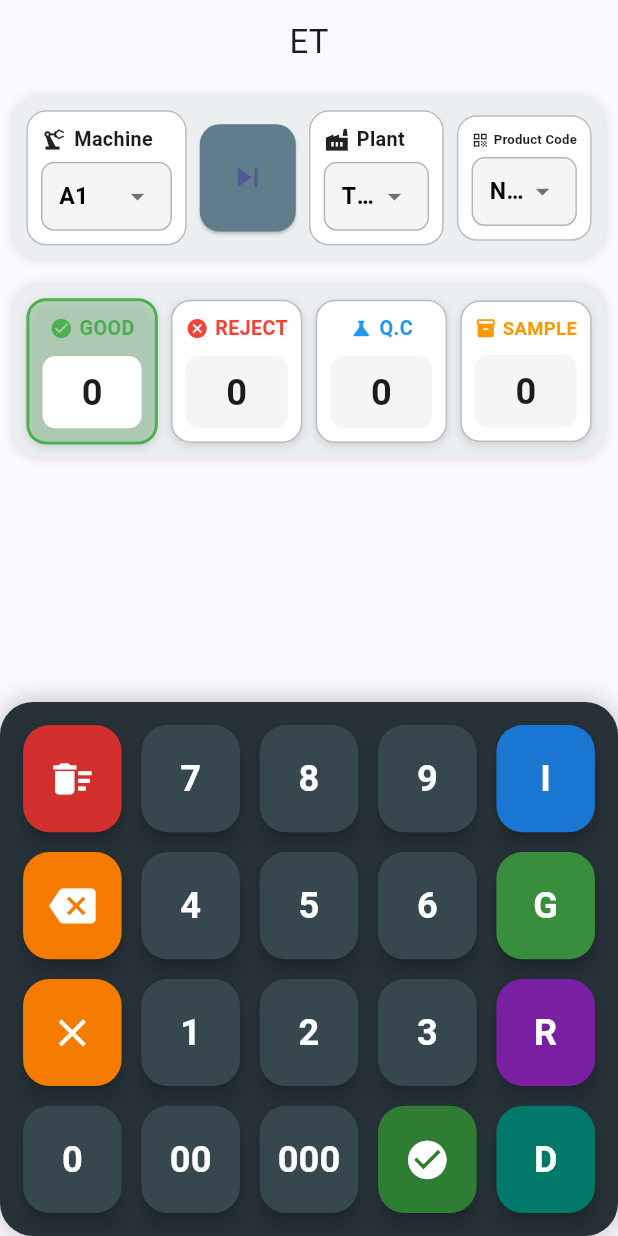
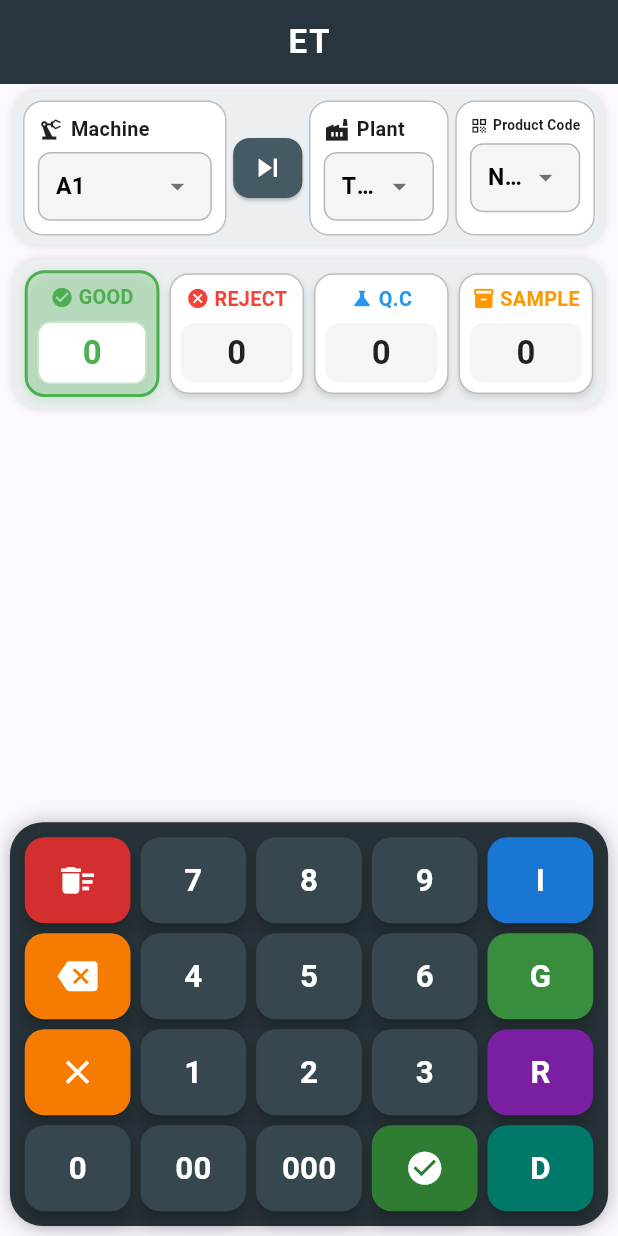
Before and after one commit to mdparvez44/Calculator, a Flutter app: the screen it shows after launch, on a phone screen of 412 x 824 dp. Run offline on Flutter 3.47's test engine with Material 3 defaults, Android fonts, the phone set to English and light mode, and no system bars; our stand-ins replace file_picker, share_plus, sqflite, sqflite_common_ffi; missing offline and left inert: excel; accounts and stored records are empty.

Commit message:
Fix UI responsiveness, layout scaling, and Android Gradle build

```diff
--- a/lib/database/database.dart
+++ b/lib/database/database.dart
@@ -67,7 +67,7 @@ tested INTEGER
       conflictAlgorithm: ConflictAlgorithm.replace,
     );
 
-    print("Inserted row: $id");
+    // debugPrint("Inserted row: $id");
 
     return id;
   }
--- a/lib/screens/home.dart
+++ b/lib/screens/home.dart
@@ -10,18 +10,31 @@ class HomeScreen extends StatelessWidget {
   @override
   Widget build(BuildContext context) {
     return Scaffold(
-      appBar: AppBar(title: const Text("ET"), centerTitle: true),
+      appBar: AppBar(
+        title: const Text(
+          "ET",
+          style: TextStyle(fontWeight: FontWeight.bold, letterSpacing: 1.2),
+        ),
+        centerTitle: true,
+        backgroundColor: Colors.blueGrey.shade900,
+        foregroundColor: Colors.white,
+        elevation: 2,
+      ),
+      body: SafeArea(
+        child: LayoutBuilder(
+          builder: (context, constraints) {
+            double calculatedRowHeight = (constraints.maxHeight * 0.095).clamp(46.0, 64.0);
 
-      body: Column(
-        children: [
-          const Dropdowns(),
-
-          const Display(),
-
-          const Spacer(),
-
-          const Keypad(),
-        ],
+            return Column(
+              children: [
+                const Dropdowns(),
+                const Display(),
+                const Spacer(),
+                Keypad(rowHeight: calculatedRowHeight),
+              ],
+            );
+          },
+        ),
       ),
     );
   }
--- a/lib/widgets/display.dart
+++ b/lib/widgets/display.dart
@@ -13,40 +13,43 @@ class Display extends StatelessWidget {
     bool active,
     IconData icon,
     Color color,
+    VoidCallback onTap,
   ) {
-    // Responsive scaling factor based on screen width
     double screenWidth = MediaQuery.of(context).size.width;
-    double scale = screenWidth / 375; // 375 is a standard mobile base width
+    double scale = (screenWidth / 375).clamp(0.8, 1.25);
 
     return Expanded(
+      child: GestureDetector(
+        onTap: onTap,
         child: AnimatedContainer(
           duration: const Duration(milliseconds: 200),
-        margin: EdgeInsets.all(4 * scale),
-        padding: EdgeInsets.all(8 * scale),
+          margin: EdgeInsets.all(3 * scale),
+          padding: EdgeInsets.all(6 * scale),
           decoration: BoxDecoration(
-          color: active ? color.withOpacity(0.25) : Colors.white,
+            color: active ? color.withValues(alpha: 0.18) : Colors.white,
             borderRadius: BorderRadius.circular(12 * scale),
             border: Border.all(
               color: active ? color : Colors.black26,
               width: active ? 2 : 1,
             ),
-          boxShadow: const [
+            boxShadow: [
               BoxShadow(
-              blurRadius: 4,
-              color: Colors.black12,
-              offset: Offset(0, 2),
+                blurRadius: active ? 6 : 3,
+                color: active ? color.withValues(alpha: 0.2) : Colors.black12,
+                offset: const Offset(0, 2),
               ),
             ],
           ),
           child: Column(
+            mainAxisSize: MainAxisSize.min,
             children: [
               FittedBox(
-              // Ensures text doesn't overflow
+                fit: BoxFit.scaleDown,
                 child: Row(
                   mainAxisAlignment: MainAxisAlignment.center,
                   children: [
                     Icon(icon, size: 14 * scale, color: color),
-                  SizedBox(width: 4 * scale),
+                    SizedBox(width: 3 * scale),
                     Text(
                       title,
                       style: TextStyle(
@@ -58,13 +61,14 @@ class Display extends StatelessWidget {
                   ],
                 ),
               ),
-            SizedBox(height: 8 * scale),
+              SizedBox(height: 6 * scale),
               Container(
                 width: double.infinity,
-              padding: EdgeInsets.symmetric(vertical: 6 * scale),
+                padding: EdgeInsets.symmetric(vertical: 4 * scale, horizontal: 2 * scale),
                 decoration: BoxDecoration(
                   color: active ? Colors.white : const Color(0xfff5f5f5),
                   borderRadius: BorderRadius.circular(8 * scale),
+                  border: active ? Border.all(color: color.withValues(alpha: 0.3)) : null,
                 ),
                 child: FittedBox(
                   fit: BoxFit.scaleDown,
@@ -72,13 +76,15 @@ class Display extends StatelessWidget {
                     value.isEmpty ? "0" : value,
                     textAlign: TextAlign.center,
                     style: TextStyle(
-                    fontSize: 22 * scale,
+                      fontSize: 20 * scale,
                       fontWeight: FontWeight.bold,
+                      color: active ? color : Colors.black87,
                     ),
                   ),
                 ),
               ),
             ],
+          ),
         ),
       ),
     );
@@ -87,15 +93,16 @@ class Display extends StatelessWidget {
   @override
   Widget build(BuildContext context) {
     final p = context.watch<ProductionProvider>();
-    double scale = MediaQuery.of(context).size.width / 375;
+    double screenWidth = MediaQuery.of(context).size.width;
+    double scale = (screenWidth / 375).clamp(0.8, 1.25);
 
     return Container(
-      margin: EdgeInsets.all(8 * scale),
+      margin: EdgeInsets.symmetric(horizontal: 8 * scale, vertical: 4 * scale),
       padding: EdgeInsets.all(4 * scale),
       decoration: BoxDecoration(
         color: const Color(0xffeceff1),
         borderRadius: BorderRadius.circular(16 * scale),
-        boxShadow: const [BoxShadow(blurRadius: 6, color: Colors.black12)],
+        boxShadow: const [BoxShadow(blurRadius: 4, color: Colors.black12)],
       ),
       child: Row(
         children: [
@@ -106,6 +113,7 @@ class Display extends StatelessWidget {
             p.currentField == 0,
             Icons.check_circle,
             Colors.green,
+            () => p.selectField(0),
           ),
           buildBox(
             context,
@@ -114,6 +122,7 @@ class Display extends StatelessWidget {
             p.currentField == 1,
             Icons.cancel,
             Colors.red,
+            () => p.selectField(1),
           ),
           buildBox(
             context,
@@ -122,6 +131,7 @@ class Display extends StatelessWidget {
             p.currentField == 2,
             Icons.science,
             Colors.blue,
+            () => p.selectField(2),
           ),
           buildBox(
             context,
@@ -130,6 +140,7 @@ class Display extends StatelessWidget {
             p.currentField == 3,
             Icons.inventory,
             Colors.orange,
+            () => p.selectField(3),
           ),
         ],
       ),
--- a/lib/widgets/dropdowns.dart
+++ b/lib/widgets/dropdowns.dart
@@ -18,6 +18,11 @@ class Dropdowns extends StatelessWidget {
     showDialog(
       context: context,
       builder: (BuildContext ctx) {
+        return LayoutBuilder(
+          builder: (context, constraints) {
+            double dialogWidth = constraints.maxWidth;
+            int crossAxisCount = dialogWidth > 600 ? 5 : (dialogWidth > 400 ? 4 : 3);
+
             return AlertDialog(
               shape: RoundedRectangleBorder(
                 borderRadius: BorderRadius.circular(16 * scale),
@@ -34,7 +39,7 @@ class Dropdowns extends StatelessWidget {
                 child: GridView.builder(
                   shrinkWrap: true,
                   gridDelegate: SliverGridDelegateWithFixedCrossAxisCount(
-                crossAxisCount: 3,
+                    crossAxisCount: crossAxisCount,
                     childAspectRatio: 2.2,
                     crossAxisSpacing: 8 * scale,
                     mainAxisSpacing: 8 * scale,
@@ -84,6 +89,8 @@ class Dropdowns extends StatelessWidget {
                   },
                 ),
               ),
+            );
+          },
         );
       },
     );
@@ -175,17 +182,20 @@ class Dropdowns extends StatelessWidget {
   @override
   Widget build(BuildContext context) {
     final p = context.watch<ProductionProvider>();
-    double scale = MediaQuery.of(context).size.width / 375;
+    double screenWidth = MediaQuery.of(context).size.width;
+    double scale = (screenWidth / 375).clamp(0.8, 1.25);
 
     return Container(
-      margin: EdgeInsets.all(8 * scale),
-      padding: EdgeInsets.all(8 * scale),
+      margin: EdgeInsets.symmetric(horizontal: 8 * scale, vertical: 4 * scale),
+      padding: EdgeInsets.all(6 * scale),
       decoration: BoxDecoration(
         color: const Color(0xffeceff1),
         borderRadius: BorderRadius.circular(16 * scale),
-        boxShadow: const [BoxShadow(blurRadius: 6, color: Colors.black12)],
+        boxShadow: const [BoxShadow(blurRadius: 4, color: Colors.black12)],
       ),
+      child: IntrinsicHeight(
         child: Row(
+          crossAxisAlignment: CrossAxisAlignment.stretch,
           children: [
             Expanded(
               flex: 2,
@@ -198,39 +208,45 @@ class Dropdowns extends StatelessWidget {
                       p.machine,
                       machines,
                       Icons.precision_manufacturing,
-                    (value) {
-                      p.changeMachine(value);
-                    },
+                      (value) => p.changeMachine(value),
                       scale,
                     ),
                   ),
-                SizedBox(width: 8 * scale),
-                SizedBox(
-                  height: 65 * scale,
+                  SizedBox(width: 4 * scale),
+                  Tooltip(
+                    message: "Next Machine",
+                    child: SizedBox(
+                      width: 42 * scale,
                       child: ElevatedButton(
                         style: ElevatedButton.styleFrom(
                           padding: EdgeInsets.zero,
-                      backgroundColor: Colors.blueGrey,
+                          backgroundColor: Colors.blueGrey.shade700,
+                          foregroundColor: Colors.white,
                           shape: RoundedRectangleBorder(
-                        borderRadius: BorderRadius.circular(12 * scale),
+                            borderRadius: BorderRadius.circular(10 * scale),
                           ),
                         ),
                         onPressed: p.nextMachine,
-                    child: Icon(Icons.skip_next, size: 24 * scale),
+                        child: Icon(Icons.skip_next, size: 22 * scale),
+                      ),
                     ),
                   ),
                 ],
               ),
             ),
-          SizedBox(width: 8 * scale),
+            SizedBox(width: 4 * scale),
             Expanded(
-            child: dropBox(context, "Plant", p.plant, plants, Icons.factory, (
-              value,
-            ) {
-              p.changePlant(value);
-            }, scale),
+              child: dropBox(
+                context,
+                "Plant",
+                p.plant,
+                plants,
+                Icons.factory,
+                (value) => p.changePlant(value),
+                scale,
               ),
-          SizedBox(width: 8 * scale),
+            ),
+            SizedBox(width: 4 * scale),
             Expanded(
               child: dropBox(
                 context,
@@ -238,14 +254,13 @@ class Dropdowns extends StatelessWidget {
                 p.productCode,
                 productCodes,
                 Icons.qr_code,
-              (value) {
-                p.changeProduct(value);
-              },
+                (value) => p.changeProduct(value),
                 scale,
               ),
             ),
           ],
         ),
+      ),
     );
   }
 }
--- a/lib/widgets/keypad.dart
+++ b/lib/widgets/keypad.dart
@@ -8,7 +8,9 @@ import '../screens/input.dart';
 import '../screens/record.dart';
 
 class Keypad extends StatelessWidget {
-  const Keypad({super.key});
+  final double? rowHeight;
+
+  const Keypad({super.key, this.rowHeight});
 
   Widget button(
     BuildContext context,
@@ -20,20 +22,15 @@ class Keypad extends StatelessWidget {
   }) {
     return Expanded(
       child: Padding(
-        padding: EdgeInsets.all(6 * scale),
+        padding: EdgeInsets.all(3 * scale),
         child: ElevatedButton(
           style: ElevatedButton.styleFrom(
             backgroundColor: color ?? const Color(0xff37474F),
             foregroundColor: textColor,
-            elevation: 5,
-            padding:
-                EdgeInsets.zero, // Remove default padding to maximize space
-            minimumSize: Size(
-              60 * scale,
-              65 * scale,
-            ), // Dynamically scaled button size
+            elevation: 4,
+            padding: EdgeInsets.zero,
             shape: RoundedRectangleBorder(
-              borderRadius: BorderRadius.circular(16 * scale),
+              borderRadius: BorderRadius.circular(12 * scale),
             ),
           ),
           onPressed: () async {
@@ -77,11 +74,11 @@ class Keypad extends StatelessWidget {
           child: FittedBox(
             fit: BoxFit.scaleDown,
             child: icon != null
-                ? Icon(icon, size: 28 * scale, color: Colors.white)
+                ? Icon(icon, size: 24 * scale, color: Colors.white)
                 : Text(
                     text,
                     style: TextStyle(
-                      fontSize: 22 * scale,
+                      fontSize: 19 * scale,
                       fontWeight: FontWeight.bold,
                       color: textColor,
                     ),
@@ -92,23 +89,32 @@ class Keypad extends StatelessWidget {
     );
   }
 
-  Widget row(BuildContext context, List<Widget> buttons) {
-    return Row(children: buttons);
+  Widget row(BuildContext context, List<Widget> buttons, double scale) {
+    double h = rowHeight ?? (56.0 * scale);
+    return SizedBox(
+      height: h,
+      child: Row(
+        crossAxisAlignment: CrossAxisAlignment.stretch,
+        children: buttons,
+      ),
+    );
   }
 
   @override
   Widget build(BuildContext context) {
-    // Determine screen scale
-    double scale = MediaQuery.of(context).size.width / 375;
+    double screenWidth = MediaQuery.of(context).size.width;
+    double scale = (screenWidth / 375).clamp(0.85, 1.25);
 
     return Container(
-      padding: EdgeInsets.all(8 * scale),
+      padding: EdgeInsets.all(6 * scale),
+      margin: EdgeInsets.symmetric(horizontal: 6 * scale, vertical: 6 * scale),
       decoration: BoxDecoration(
         color: const Color(0xff263238),
         borderRadius: BorderRadius.circular(20 * scale),
-        boxShadow: const [BoxShadow(blurRadius: 15, color: Colors.black26)],
+        boxShadow: const [BoxShadow(blurRadius: 10, color: Colors.black26)],
       ),
       child: Column(
+        mainAxisSize: MainAxisSize.min,
         children: [
           row(context, [
             button(
@@ -122,10 +128,8 @@ class Keypad extends StatelessWidget {
             button(context, "8", scale),
             button(context, "9", scale),
             button(context, "I", scale, color: Colors.blue.shade700),
-          ]),
+          ], scale),
           row(context, [
-            // IMPORTANT:
-            // text remains X for operation
             button(
               context,
               "X",
@@ -137,7 +141,7 @@ class Keypad extends StatelessWidget {
             button(context, "5", scale),
             button(context, "6", scale),
             button(context, "G", scale, color: Colors.green.shade700),
-          ]),
+          ], scale),
           row(context, [
             button(
               context,
@@ -150,7 +154,7 @@ class Keypad extends StatelessWidget {
             button(context, "2", scale),
             button(context, "3", scale),
             button(context, "R", scale, color: Colors.purple.shade700),
-          ]),
+          ], scale),
           row(context, [
             button(context, "0", scale),
             button(context, "00", scale),
@@ -163,7 +167,7 @@ class Keypad extends StatelessWidget {
               icon: Icons.check_circle,
             ),
             button(context, "D", scale, color: Colors.teal.shade700),
-          ]),
+          ], scale),
         ],
       ),
     );
```
Also changed, not shown: lib/providers/provider.dart (+7 -0 lines), lib/screens/daily.dart (+48 -44 lines), lib/screens/edit.dart (+7 -9 lines), lib/screens/gross.dart (+5 -4 lines), lib/screens/input.dart (+15 -11 lines), lib/screens/record.dart (+6 -4 lines), pubspec.yaml (+9 -9 lines), pubspec.lock, 7 other files. Lines whose indentation alone changed are shown as unchanged.
